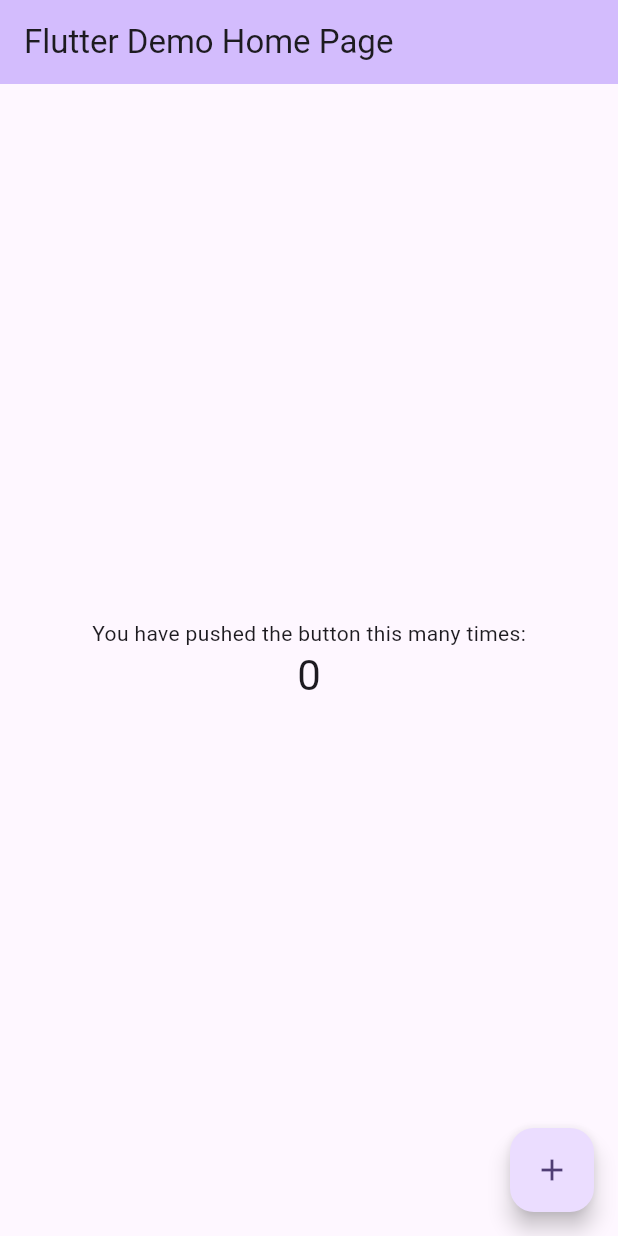
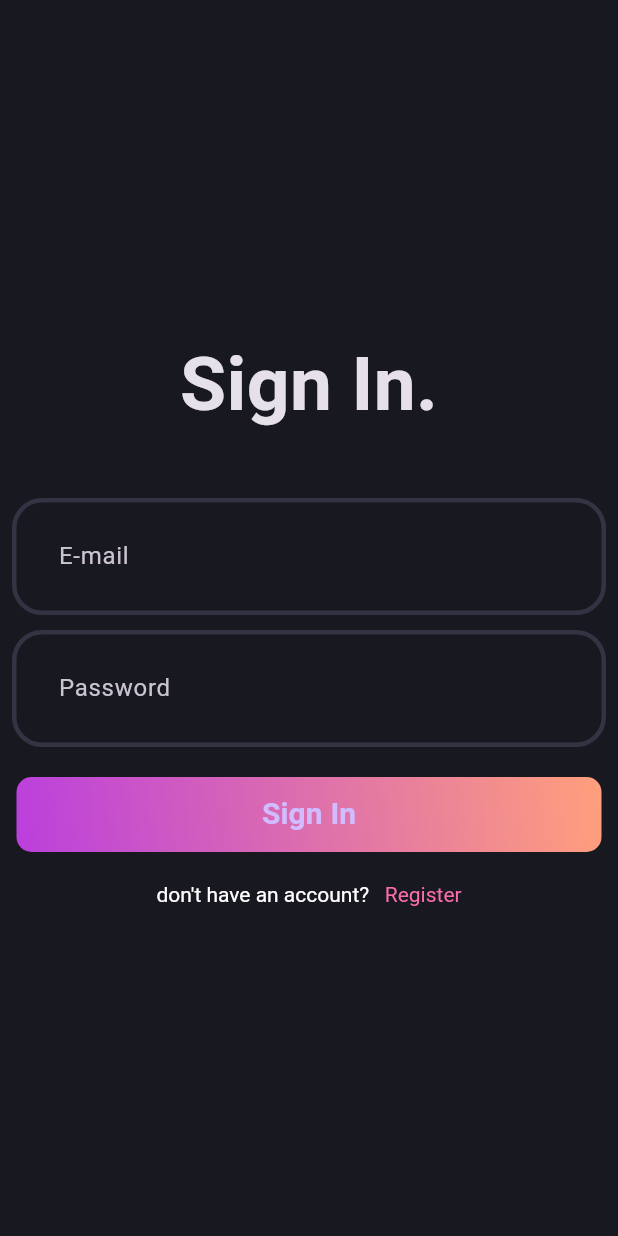
Before and after one commit to MahmoudMadihBedier/blogflutter, a Flutter app: the screen it shows after launch, on a phone screen of 412 x 824 dp. Run offline on Flutter 3.47's test engine with Material 3 defaults, Android fonts, the phone set to English and light mode, and no system bars.

Commit message:
diulding UI for the login and singUP

```diff
--- /dev/null
+++ b/lib/core/theme/app_pallete.dart
@@ -0,0 +1,13 @@
+import 'package:flutter/material.dart';
+
+class AppPallete {
+  static const Color backgroundColor = Color.fromRGBO(24, 24, 32, 1);
+  static const Color gradient1 = Color.fromRGBO(187, 63, 221, 1);
+  static const Color gradient2 = Color.fromRGBO(251, 109, 169, 1);
+  static const Color gradient3 = Color.fromRGBO(255, 159, 124, 1);
+  static const Color borderColor = Color.fromRGBO(52, 51, 67, 1);
+  static const Color whiteColor = Colors.white;
+  static const Color greyColor = Colors.grey;
+  static const Color errorColor = Colors.redAccent;
+  static const Color transparentColor = Colors.transparent;
+}
--- /dev/null
+++ b/lib/core/theme/theme.dart
@@ -0,0 +1,30 @@
+import 'package:flutter/cupertino.dart';
+import 'package:flutter/material.dart';
+
+import 'app_pallete.dart';
+
+class AppTheme {
+  static OutlineInputBorder _border(
+      [Color color = AppPallete.borderColor]) => OutlineInputBorder(
+    borderSide: BorderSide(
+      color: color,
+      width: 3,
+    ),
+    borderRadius: const BorderRadius.all(Radius.circular(20)),
+  );
+
+  static final darkThemeMode = ThemeData.dark().copyWith(
+    appBarTheme: AppBarTheme(
+      backgroundColor: AppPallete.backgroundColor,
+      iconTheme: const IconThemeData(
+        color: AppPallete.gradient2,
+      ),
+    ),
+    scaffoldBackgroundColor: AppPallete.backgroundColor,
+    inputDecorationTheme: InputDecorationTheme(
+      contentPadding: const EdgeInsets.all(27),
+      enabledBorder: _border(),
+      focusedBorder: _border(AppPallete.gradient1),
+    ),
+  );
+}
--- /dev/null
+++ b/lib/features/auth/presention/pages/login_page.dart
@@ -0,0 +1,83 @@
+import 'package:blogflutter/core/theme/app_pallete.dart';
+import 'package:blogflutter/features/auth/presention/pages/sinup_page.dart';
+import 'package:blogflutter/features/auth/presention/widgets/auth_field.dart';
+import 'package:blogflutter/features/auth/presention/widgets/auth_gradinat_button.dart';
+import 'package:flutter/cupertino.dart';
+import 'package:flutter/material.dart';
+import 'package:flutter/widgets.dart';
+
+class LoginPage extends StatefulWidget {
+  static route() => MaterialPageRoute(builder: (context) => const LoginPage());
+  const LoginPage({super.key});
+
+  @override
+  State<LoginPage> createState() => _LoginPageState();
+}
+
+class _LoginPageState extends State<LoginPage> {
+  final emailController = TextEditingController();
+  final passwordController = TextEditingController();
+  final formKey = GlobalKey<FormState>();
+
+  @override
+  void dispose() {
+    emailController.dispose();
+    passwordController.dispose();
+    super.dispose();
+  }
+  @override
+  Widget build(BuildContext context) {
+
+    // formKey.currentState!.validate();
+    return Scaffold(
+      body: Padding(
+        padding: const EdgeInsets.all(8.0),
+        child: Form(
+          key: formKey,
+          child: Column(
+            mainAxisAlignment: MainAxisAlignment.center,
+            children: [
+              Text('Sign In.',
+                style: TextStyle(
+                    fontSize: 50,
+                    fontWeight: FontWeight.bold
+                ),
+              ),
+              SizedBox(height: 30,),
+
+              SizedBox(height: 10,),
+              Authfield(hintText: "E-mail",controller: emailController,),
+              SizedBox(height: 10,),
+              Authfield(hintText: "Password",controller: passwordController,isObscureText: true,),
+              SizedBox(height: 20,),
+              AuthGridentButton(ButtonText: "Sign In",),
+              SizedBox(height: 20,),
+              GestureDetector(
+                onTap: (){
+                  Navigator.push(context,SingupPage.route());
+                },
+                child: RichText(text:
+                const TextSpan(
+                    text:  'don\'t have an account?   ',
+                    style: TextStyle(
+                        color: Colors.white
+                    ),
+                    children: [
+                      TextSpan(
+                          text: 'Register',
+                          style: TextStyle(
+                              color: AppPallete.gradient2
+                          )
+                      )
+                    ]
+                ),
+                ),
+              )
+            ],
+          ),
+        ),
+      ),
+
+    );
+  }
+}
--- /dev/null
+++ b/lib/features/auth/presention/widgets/auth_field.dart
@@ -0,0 +1,31 @@
+import 'package:flutter/cupertino.dart';
+import 'package:flutter/material.dart';
+
+class Authfield extends StatelessWidget {
+  final String hintText;
+  final TextEditingController controller;
+  final bool isObscureText;
+  const Authfield({super.key,
+    required this.hintText,
+    required this.controller,
+    this.isObscureText =false
+  });
+
+  @override
+  Widget build(BuildContext context) {
+    return TextFormField(
+      controller: controller,
+      decoration: InputDecoration(
+        hintText: hintText,
+      ),
+        validator: (value) {
+          if (value!.isEmpty) {
+            return 'Please enter $hintText is required';
+          }
+          return null;
+        },
+      obscureText: isObscureText,
+
+    );
+  }
+}
--- /dev/null
+++ b/lib/features/auth/presention/widgets/auth_gradinat_button.dart
@@ -0,0 +1,36 @@
+import 'package:flutter/cupertino.dart';
+import 'package:flutter/material.dart';
+
+import '../../../../core/theme/app_pallete.dart';
+
+class AuthGridentButton extends StatelessWidget {
+  final String ButtonText ;
+  const AuthGridentButton({super.key, required this.ButtonText});
+
+  @override
+  Widget build(BuildContext context) {
+    return Container(
+    decoration: BoxDecoration(
+      gradient: const LinearGradient(
+        colors: [AppPallete.gradient1, AppPallete.gradient3],
+        begin: Alignment.bottomLeft,
+        end: Alignment.topRight
+      ),
+      borderRadius: BorderRadius.circular(10)
+    ),
+      child: ElevatedButton(
+        onPressed: (){},
+        style: ElevatedButton.styleFrom(
+          backgroundColor: AppPallete.transparentColor,
+         fixedSize: const Size(390, 50),
+          shadowColor: AppPallete.transparentColor
+        ),
+        child: Text ("$ButtonText",
+        style: TextStyle(
+          fontSize: 20,
+          fontWeight: FontWeight.w600
+        ),
+      ),
+    ),);
+  }
+}
--- a/lib/main.dart
+++ b/lib/main.dart
@@ -1,4 +1,8 @@
+import 'package:blogflutter/core/theme/theme.dart';
 import 'package:flutter/material.dart';
+
+import 'features/auth/presention/pages/login_page.dart';
+import 'features/auth/presention/pages/sinup_page.dart';
 
 void main() {
   runApp(const MyApp());
@@ -11,115 +15,10 @@
   @override
   Widget build(BuildContext context) {
     return MaterialApp(
-      title: 'Flutter Demo',
-      theme: ThemeData(
-        // This is the theme of your application.
-        //
-        // TRY THIS: Try running your application with "flutter run". You'll see
-        // the application has a purple toolbar. Then, without quitting the app,
-        // try changing the seedColor in the colorScheme below to Colors.green
-        // and then invoke "hot reload" (save your changes or press the "hot
-        // reload" button in a Flutter-supported IDE, or press "r" if you used
-        // the command line to start the app).
-        //
-        // Notice that the counter didn't reset back to zero; the application
-        // state is not lost during the reload. To reset the state, use hot
-        // restart instead.
-        //
-        // This works for code too, not just values: Most code changes can be
-        // tested with just a hot reload.
-        colorScheme: ColorScheme.fromSeed(seedColor: Colors.deepPurple),
-        useMaterial3: true,
-      ),
-      home: const MyHomePage(title: 'Flutter Demo Home Page'),
+      debugShowCheckedModeBanner: false,
+      title: 'blog app',
+      theme:AppTheme.darkThemeMode,
+      home: const LoginPage(),
     );
   }
 }
-
-class MyHomePage extends StatefulWidget {
-  const MyHomePage({super.key, required this.title});
-
-  // This widget is the home page of your application. It is stateful, meaning
-  // that it has a State object (defined below) that contains fields that affect
-  // how it looks.
-
-  // This class is the configuration for the state. It holds the values (in this
-  // case the title) provided by the parent (in this case the App widget) and
-  // used by the build method of the State. Fields in a Widget subclass are
-  // always marked "final".
-
-  final String title;
-
-  @override
-  State<MyHomePage> createState() => _MyHomePageState();
-}
-
-class _MyHomePageState extends State<MyHomePage> {
-  int _counter = 0;
-
-  void _incrementCounter() {
-    setState(() {
-      // This call to setState tells the Flutter framework that something has
-      // changed in this State, which causes it to rerun the build method below
-      // so that the display can reflect the updated values. If we changed
-      // _counter without calling setState(), then the build method would not be
-      // called again, and so nothing would appear to happen.
-      _counter++;
-    });
-  }
-
-  @override
-  Widget build(BuildContext context) {
-    // This method is rerun every time setState is called, for instance as done
-    // by the _incrementCounter method above.
-    //
-    // The Flutter framework has been optimized to make rerunning build methods
-    // fast, so that you can just rebuild anything that needs updating rather
-    // than having to individually change instances of widgets.
-    return Scaffold(
-      appBar: AppBar(
-        // TRY THIS: Try changing the color here to a specific color (to
-        // Colors.amber, perhaps?) and trigger a hot reload to see the AppBar
-        // change color while the other colors stay the same.
-        backgroundColor: Theme.of(context).colorScheme.inversePrimary,
-        // Here we take the value from the MyHomePage object that was created by
-        // the App.build method, and use it to set our appbar title.
-        title: Text(widget.title),
-      ),
-      body: Center(
-        // Center is a layout widget. It takes a single child and positions it
-        // in the middle of the parent.
-        child: Column(
-          // Column is also a layout widget. It takes a list of children and
-          // arranges them vertically. By default, it sizes itself to fit its
-          // children horizontally, and tries to be as tall as its parent.
-          //
-          // Column has various properties to control how it sizes itself and
-          // how it positions its children. Here we use mainAxisAlignment to
-          // center the children vertically; the main axis here is the vertical
-          // axis because Columns are vertical (the cross axis would be
-          // horizontal).
-          //
-          // TRY THIS: Invoke "debug painting" (choose the "Toggle Debug Paint"
-          // action in the IDE, or press "p" in the console), to see the
-          // wireframe for each widget.
-          mainAxisAlignment: MainAxisAlignment.center,
-          children: <Widget>[
-            const Text(
-              'You have pushed the button this many times:',
-            ),
-            Text(
-              '$_counter',
-              style: Theme.of(context).textTheme.headlineMedium,
-            ),
-          ],
-        ),
-      ),
-      floatingActionButton: FloatingActionButton(
-        onPressed: _incrementCounter,
-        tooltip: 'Increment',
-        child: const Icon(Icons.add),
-      ), // This trailing comma makes auto-formatting nicer for build methods.
-    );
-  }
-}
```
Also changed, not shown: lib/features/auth/presention/pages/sinup_page.dart (added, +87 -0 lines).
